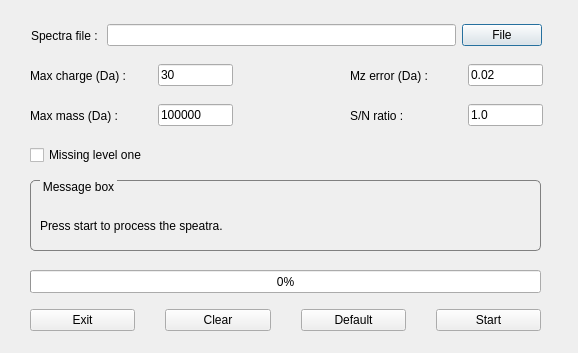
This is src/gui/topfd/topfddialog.ui in toppic-suite/toppic-suite as Qt 5 draws it before an edit. The edited form follows.
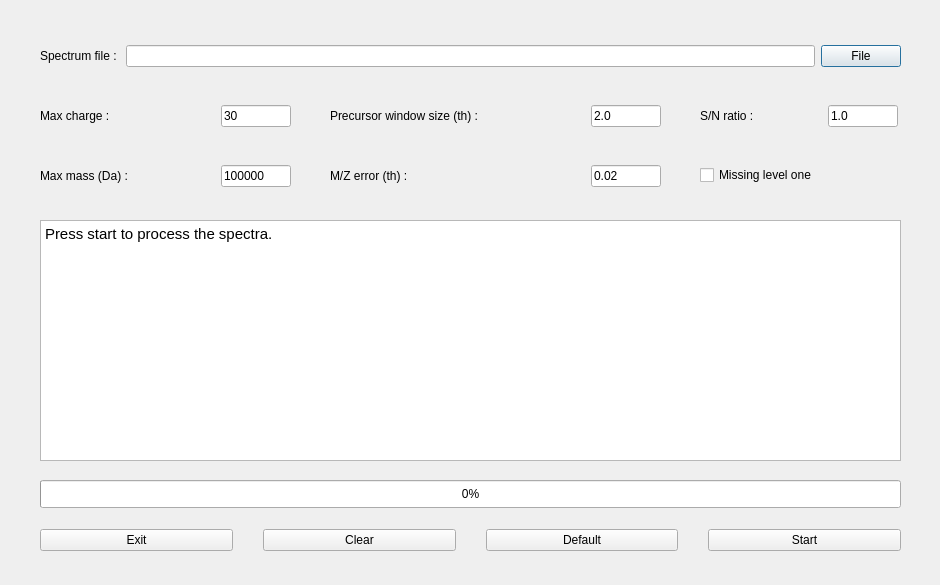
This is the edited form. Icons and pictures are not drawn.

Diff of the .ui file:
```diff
--- a/src/gui/topfd/topfddialog.ui
+++ b/src/gui/topfd/topfddialog.ui
@@ -2,31 +2,56 @@
 <ui version="4.0">
  <class>TopFDDialog</class>
  <widget class="QDialog" name="TopFDDialog">
+  <property name="enabled">
+   <bool>true</bool>
+  </property>
   <property name="geometry">
    <rect>
     <x>0</x>
     <y>0</y>
-    <width>578</width>
-    <height>353</height>
+    <width>940</width>
+    <height>585</height>
    </rect>
   </property>
+  <property name="minimumSize">
+   <size>
+    <width>940</width>
+    <height>585</height>
+   </size>
+  </property>
+  <property name="maximumSize">
+   <size>
+    <width>940</width>
+    <height>585</height>
+   </size>
+  </property>
   <property name="windowTitle">
    <string>TopFD</string>
   </property>
+  <property name="windowIcon">
+   <iconset resource="icon.qrc">
+    <normaloff>:/icon/toppic.ico</normaloff>:/icon/toppic.ico</iconset>
+  </property>
+  <property name="whatsThis">
+   <string/>
+  </property>
+  <property name="autoFillBackground">
+   <bool>false</bool>
+  </property>
   <widget class="QWidget" name="horizontalLayoutWidget">
    <property name="geometry">
     <rect>
-     <x>31</x>
-     <y>20</y>
-     <width>511</width>
-     <height>31</height>
+     <x>40</x>
+     <y>40</y>
+     <width>861</width>
+     <height>32</height>
     </rect>
    </property>
    <layout class="QHBoxLayout" name="horizontalLayout">
     <item>
      <widget class="QLabel" name="label">
       <property name="text">
-       <string>Spectra file : </string>
+       <string>Spectrum file : </string>
       </property>
      </widget>
     </item>
@@ -49,10 +74,10 @@
   <widget class="QWidget" name="horizontalLayoutWidget_2">
    <property name="geometry">
     <rect>
-     <x>30</x>
-     <y>60</y>
-     <width>203</width>
-     <height>31</height>
+     <x>40</x>
+     <y>100</y>
+     <width>251</width>
+     <height>32</height>
     </rect>
    </property>
    <layout class="QHBoxLayout">
@@ -66,7 +91,7 @@
      <widget class="QLabel" name="label_2">
       <property name="minimumSize">
        <size>
-        <width>120</width>
+        <width>0</width>
         <height>0</height>
        </size>
       </property>
@@ -74,7 +99,7 @@
        <enum>Qt::LeftToRight</enum>
       </property>
       <property name="text">
-       <string>Max charge (Da) : </string>
+       <string>Max charge : </string>
       </property>
      </widget>
     </item>
@@ -85,7 +110,7 @@
       </property>
       <property name="minimumSize">
        <size>
-        <width>75</width>
+        <width>0</width>
         <height>0</height>
        </size>
       </property>
@@ -105,10 +130,10 @@
   <widget class="QWidget" name="horizontalLayoutWidget_3">
    <property name="geometry">
     <rect>
-     <x>30</x>
-     <y>100</y>
-     <width>203</width>
-     <height>31</height>
+     <x>40</x>
+     <y>160</y>
+     <width>251</width>
+     <height>32</height>
     </rect>
    </property>
    <layout class="QHBoxLayout" name="horizontalLayout_3">
@@ -116,7 +141,7 @@
      <widget class="QLabel" name="label_3">
       <property name="minimumSize">
        <size>
-        <width>120</width>
+        <width>0</width>
         <height>0</height>
        </size>
       </property>
@@ -129,7 +154,7 @@
      <widget class="QLineEdit" name="maxMassEdit">
       <property name="minimumSize">
        <size>
-        <width>75</width>
+        <width>0</width>
         <height>0</height>
        </size>
       </property>
@@ -149,10 +174,10 @@
   <widget class="QWidget" name="horizontalLayoutWidget_4">
    <property name="geometry">
     <rect>
-     <x>350</x>
-     <y>60</y>
-     <width>193</width>
-     <height>31</height>
+     <x>330</x>
+     <y>160</y>
+     <width>331</width>
+     <height>32</height>
     </rect>
    </property>
    <layout class="QHBoxLayout" name="horizontalLayout_4">
@@ -165,7 +190,7 @@
        </size>
       </property>
       <property name="text">
-       <string>Mz error (Da) : </string>
+       <string>M/Z error (th) : </string>
       </property>
      </widget>
     </item>
@@ -173,7 +198,7 @@
      <widget class="QLineEdit" name="mzErrorEdit">
       <property name="minimumSize">
        <size>
-        <width>75</width>
+        <width>0</width>
         <height>0</height>
        </size>
       </property>
@@ -193,10 +218,10 @@
   <widget class="QWidget" name="horizontalLayoutWidget_5">
    <property name="geometry">
     <rect>
-     <x>350</x>
+     <x>700</x>
      <y>100</y>
-     <width>193</width>
-     <height>31</height>
+     <width>198</width>
+     <height>32</height>
     </rect>
    </property>
    <layout class="QHBoxLayout" name="horizontalLayout_5">
@@ -217,7 +242,7 @@
      <widget class="QLineEdit" name="snRatioEdit">
       <property name="minimumSize">
        <size>
-        <width>75</width>
+        <width>0</width>
         <height>0</height>
        </size>
       </property>
@@ -237,9 +262,9 @@
   <widget class="QWidget" name="horizontalLayoutWidget_6">
    <property name="geometry">
     <rect>
-     <x>30</x>
-     <y>140</y>
-     <width>160</width>
+     <x>700</x>
+     <y>160</y>
+     <width>201</width>
      <height>31</height>
     </rect>
    </property>
@@ -262,31 +287,12 @@
     </item>
    </layout>
   </widget>
-  <widget class="QProgressBar" name="progressBar">
-   <property name="geometry">
-    <rect>
-     <x>30</x>
-     <y>270</y>
-     <width>511</width>
-     <height>23</height>
-    </rect>
-   </property>
-   <property name="autoFillBackground">
-    <bool>false</bool>
-   </property>
-   <property name="value">
-    <number>0</number>
-   </property>
-   <property name="textVisible">
-    <bool>true</bool>
-   </property>
-  </widget>
   <widget class="QWidget" name="horizontalLayoutWidget_7">
    <property name="geometry">
     <rect>
-     <x>30</x>
-     <y>300</y>
-     <width>511</width>
+     <x>40</x>
+     <y>520</y>
+     <width>861</width>
      <height>41</height>
     </rect>
    </property>
@@ -342,62 +348,85 @@
     </item>
    </layout>
   </widget>
-  <widget class="QGroupBox" name="msgBox">
+  <widget class="QWidget" name="horizontalLayoutWidget_8">
    <property name="geometry">
     <rect>
-     <x>30</x>
-     <y>180</y>
-     <width>511</width>
-     <height>71</height>
+     <x>330</x>
+     <y>100</y>
+     <width>331</width>
+     <height>32</height>
     </rect>
    </property>
-   <property name="styleSheet">
-    <string notr="true">QGroupBox{
-border-width:1px;
-border-style:solid;
-border-radius: 5px;
-border-color:gray;
-margin-top:1.5ex;
-}
-QGroupBox::title{
-subcontrol-origin:margin;
-subcontrol-position:top left;
-left:10px;
-margin-left:0px;
-padding:0 1px;
-}</string>
+   <layout class="QHBoxLayout" name="horizontalLayout_2" stretch="0,0">
+    <item>
+     <widget class="QLabel" name="label_6">
+      <property name="minimumSize">
+       <size>
+        <width>120</width>
+        <height>0</height>
+       </size>
+      </property>
+      <property name="text">
+       <string>Precursor window size (th) : </string>
+      </property>
+     </widget>
+    </item>
+    <item>
+     <widget class="QLineEdit" name="windowSizeEdit">
+      <property name="minimumSize">
+       <size>
+        <width>0</width>
+        <height>0</height>
+       </size>
+      </property>
+      <property name="maximumSize">
+       <size>
+        <width>70</width>
+        <height>16777215</height>
+       </size>
+      </property>
+      <property name="text">
+       <string>2.0</string>
+      </property>
+     </widget>
+    </item>
+   </layout>
+  </widget>
+  <widget class="QTextBrowser" name="outputTextBrowser">
+   <property name="geometry">
+    <rect>
+     <x>40</x>
+     <y>220</y>
+     <width>861</width>
+     <height>241</height>
+    </rect>
    </property>
-   <property name="title">
-    <string>Message box</string>
+   <property name="html">
+    <string>&lt;!DOCTYPE HTML PUBLIC &quot;-//W3C//DTD HTML 4.0//EN&quot; &quot;http://www.w3.org/TR/REC-html40/strict.dtd&quot;&gt;
+&lt;html&gt;&lt;head&gt;&lt;meta name=&quot;qrichtext&quot; content=&quot;1&quot; /&gt;&lt;style type=&quot;text/css&quot;&gt;
+p, li { white-space: pre-wrap; }
+&lt;/style&gt;&lt;/head&gt;&lt;body style=&quot; font-family:'Cantarell'; font-size:11pt; font-weight:400; font-style:normal;&quot;&gt;
+&lt;p style=&quot; margin-top:0px; margin-bottom:0px; margin-left:0px; margin-right:0px; -qt-block-indent:0; text-indent:0px;&quot;&gt;&lt;span style=&quot; font-family:'Cantarell';&quot;&gt;Press start to process the spectra.&lt;/span&gt;&lt;/p&gt;&lt;/body&gt;&lt;/html&gt;</string>
    </property>
-   <widget class="QLabel" name="infolabel">
-    <property name="enabled">
-     <bool>true</bool>
-    </property>
-    <property name="geometry">
-     <rect>
-      <x>10</x>
-      <y>30</y>
-      <width>511</width>
-      <height>31</height>
-     </rect>
-    </property>
-    <property name="frameShape">
-     <enum>QFrame::NoFrame</enum>
-    </property>
-    <property name="text">
-     <string>Press start to process the speatra.</string>
-    </property>
-    <property name="textFormat">
-     <enum>Qt::AutoText</enum>
-    </property>
-    <property name="wordWrap">
-     <bool>true</bool>
-    </property>
-    <property name="openExternalLinks">
-     <bool>false</bool>
-    </property>
-   </widget>
+  </widget>
+  <widget class="QProgressBar" name="progressBar">
+   <property name="geometry">
+    <rect>
+     <x>40</x>
+     <y>480</y>
+     <width>861</width>
+     <height>28</height>
+    </rect>
+   </property>
+   <property name="autoFillBackground">
+    <bool>false</bool>
+   </property>
+   <property name="value">
+    <number>0</number>
+   </property>
+   <property name="textVisible">
+    <bool>true</bool>
+   </property>
   </widget>
  </widget>
  <resources/>
```
Left out of the diff: 23 changed lines with no effect on the pictures.
